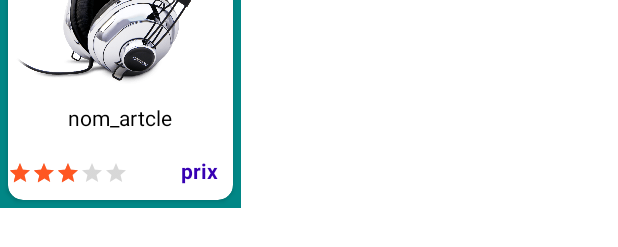
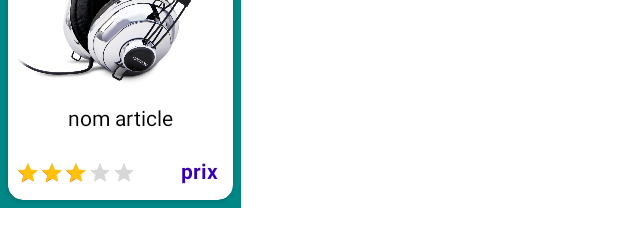
Before and after one commit to BabiMumba/Babistone_Aut, an Android app: the layout row_item.xml on its own in the app's theme, with its tools: preview values and no code run, on a phone screen of 412 x 824 dp. Shown: the part 138-385 px from the top of the screen. Run offline under Robolectric (Android 15) with nearby library versions, the phone set to English and light mode, and no system bars.

Commit message:
add a new file

```diff
--- a/app/src/main/java/com/example/babistone_auth/adapteur/HorienzotaleAdapteur.kt
+++ b/app/src/main/java/com/example/babistone_auth/adapteur/HorienzotaleAdapteur.kt
@@ -1,12 +1,15 @@
 package com.example.babistone_auth.adapteur
 
+import android.content.Context
 import android.view.LayoutInflater
 import android.view.View
 import android.view.ViewGroup
 import androidx.recyclerview.widget.RecyclerView
 import com.example.babistone_auth.R
+import com.example.babistone_auth.model.fashio_model
 
-class HorienzotaleAdapteur: RecyclerView.Adapter<HorienzotaleAdapteur.MyviewHolder>() {
+class HorienzotaleAdapteur(private var context: Context,private var fashioModel: ArrayList<fashio_model>):
+    RecyclerView.Adapter<HorienzotaleAdapteur.MyviewHolder>() {
 
     override fun onCreateViewHolder(parent: ViewGroup, viewType: Int): MyviewHolder {
       val view = LayoutInflater.from(parent.context).inflate(R.layout.row_item,parent,false)
--- a/app/src/main/res/layout/row_item.xml
+++ b/app/src/main/res/layout/row_item.xml
@@ -17,7 +17,7 @@
             android:orientation="vertical"
             >
             <ImageView
-                android:id="@+id/image"
+                android:id="@+id/image_article"
                 android:layout_width="150dp"
                 android:layout_height="150dp"
                 android:src="@drawable/casque"
@@ -27,7 +27,7 @@
                 android:layout_gravity="center"
                 android:layout_width="wrap_content"
                 android:layout_height="wrap_content"
-                android:text="nom_artcle"
+                android:text="nom article"
                 android:textColor="@color/black"
                 android:layout_margin="5dp"
                 />
@@ -37,12 +37,13 @@
                android:layout_height="wrap_content"
                >
                <RatingBar
+                   android:layout_marginStart="5dp"
                    android:layout_alignParentBottom="true"
                    android:id="@+id/note_etoile"
                    style="@style/Widget.AppCompat.RatingBar.Small"
                    android:layout_width="wrap_content"
                    android:layout_height="wrap_content"
-                   android:progressTint="#FF5722"
+                   android:progressTint="#FFC107"
                    android:rating="3"
                    android:secondaryProgressTint="#FF5722"/>
                <TextView
```
